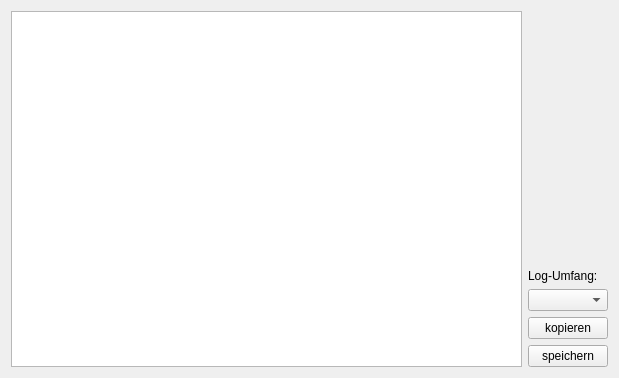
Above: logger.ui from RobertKrajewski/Sync-my-L2P before the change. Below: the same form after it.
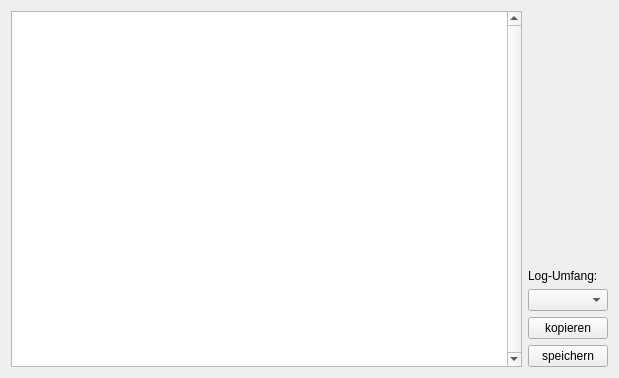
That is the form after the change.

Commit message: Huge entries get a better representation in Logger view.

What changed in the file:
```diff
--- a/logger.ui
+++ b/logger.ui
@@ -16,6 +16,9 @@
   <layout class="QHBoxLayout" name="horizontalLayout">
    <item>
     <widget class="QListWidget" name="logList">
+     <property name="verticalScrollBarPolicy">
+      <enum>Qt::ScrollBarAlwaysOn</enum>
+     </property>
      <property name="horizontalScrollBarPolicy">
       <enum>Qt::ScrollBarAlwaysOff</enum>
      </property>
@@ -29,7 +32,7 @@
       <enum>QAbstractItemView::ExtendedSelection</enum>
      </property>
      <property name="textElideMode">
-      <enum>Qt::ElideNone</enum>
+      <enum>Qt::ElideRight</enum>
      </property>
      <property name="wordWrap">
       <bool>true</bool>
```
